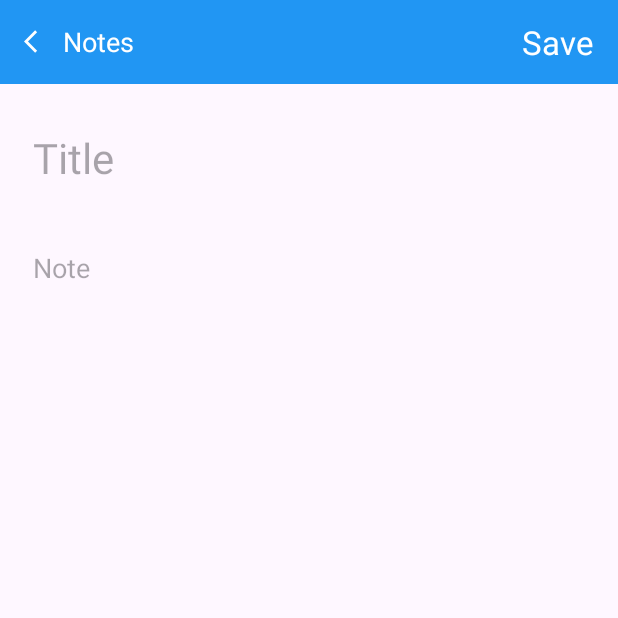
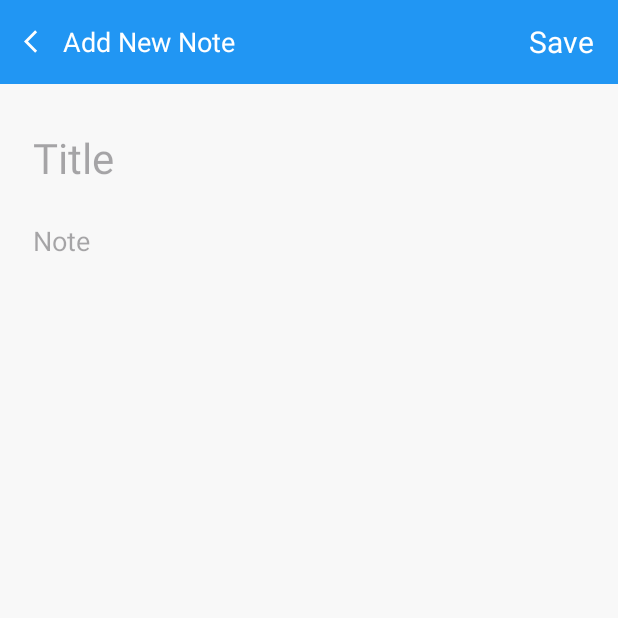
Before and after one commit to Adityakumar555/Notes-App-Kotlin-, an Android app: the screen it shows after launch (MainActivity), after a tap on an icon or button, on a phone screen of 412 x 824 dp, the top half of it. Run offline under Robolectric (Android 15) with nearby library versions, the phone set to English and light mode, and no system bars; our stand-ins replace Room's generated code.

Commit message:
CRUD Operations done.

```diff
--- a/app/src/main/java/com/example/notesappkotlin/views/AddUpdateNoteFragment.kt
+++ b/app/src/main/java/com/example/notesappkotlin/views/AddUpdateNoteFragment.kt
@@ -37,9 +37,9 @@ class AddUpdateNoteFragment : Fragment() {
             NotesViewModel::class.java)
 
         if (arguments != null) {
-
+            binding.noteType.text = "Update Note"
+            binding.saveNotes.text = "Update"
             val notes: Notes? = arguments?.getParcelable("note")
-
             notes?.let {
                 binding.note.setText(notes.note)
                 binding.title.setText(notes.title)
@@ -62,6 +62,8 @@ class AddUpdateNoteFragment : Fragment() {
             }
 
         } else {
+            binding.noteType.text = "Add New Note"
+            binding.saveNotes.text = "Save"
 
             binding.saveNotes.setOnClickListener {
                 val title = binding.title.text.toString().trim()
--- a/app/src/main/res/layout/fragment_add_update_note.xml
+++ b/app/src/main/res/layout/fragment_add_update_note.xml
@@ -3,6 +3,7 @@
     xmlns:tools="http://schemas.android.com/tools"
     android:id="@+id/main"
     android:layout_width="match_parent"
+    android:background="#F8F8F8"
     android:layout_height="match_parent">
 
     <RelativeLayout
@@ -27,6 +28,7 @@
                 android:backgroundTint="@color/white" />
 
             <TextView
+                android:id="@+id/note_type"
                 android:layout_width="wrap_content"
                 android:layout_height="wrap_content"
                 android:layout_centerVertical="true"
@@ -56,7 +58,7 @@
                     android:layout_marginEnd="16dp"
                     android:text="Save"
                     android:textColor="@color/white"
-                    android:textSize="22sp" />
+                    android:textSize="20sp" />
 
 
             </LinearLayout>
@@ -93,9 +95,10 @@
             <EditText
                 android:id="@+id/note"
                 android:layout_width="match_parent"
-                android:layout_height="wrap_content"
+                android:layout_height="match_parent"
+                android:gravity="start"
                 android:layout_below="@id/title"
-                android:layout_marginTop="26dp"
+                android:layout_marginTop="8dp"
                 android:background="@null"
                 android:hint="Note"
                 android:paddingTop="8dp"
```
